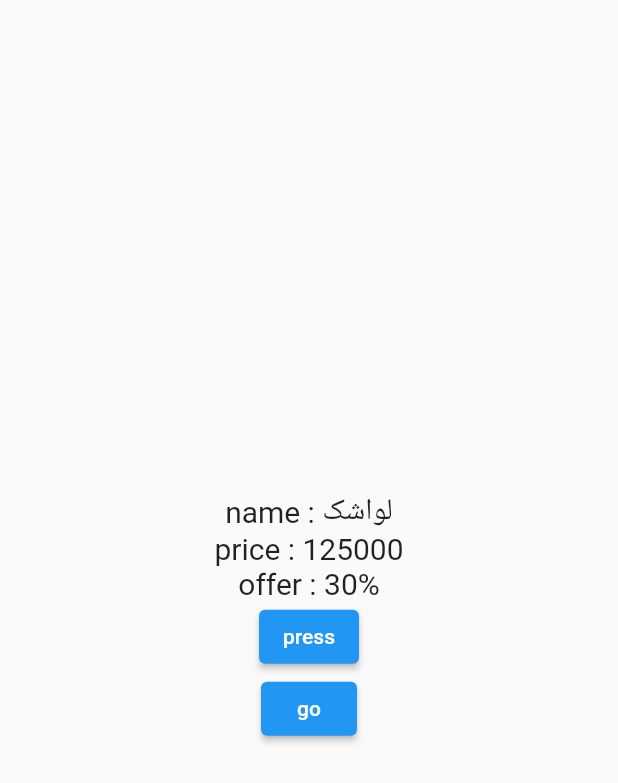
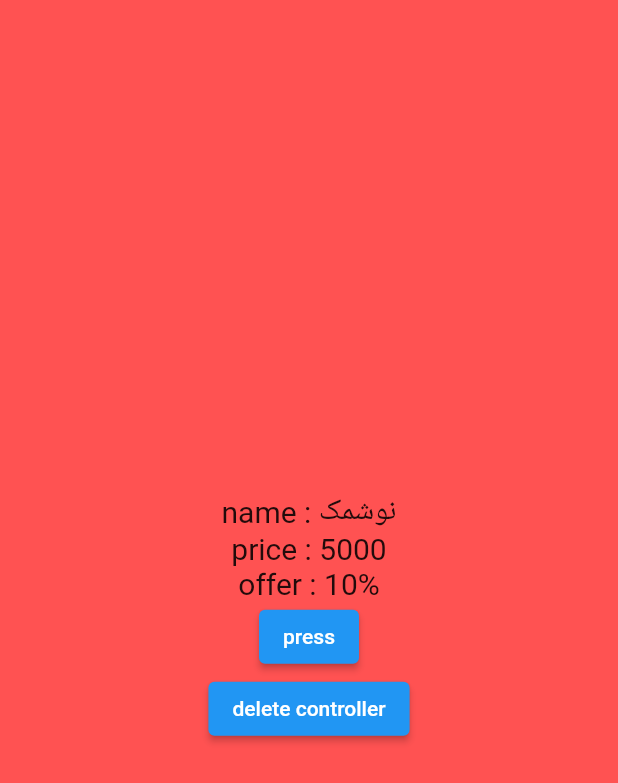
Before and after one commit to mohammad-pourbafrani/flutter_getx_sample, a Flutter app: the screen it shows after launch, after a tap on "press", on a phone screen of 412 x 824 dp. Shown: the top 783 px of the screen. Run offline on Flutter 3.47's test engine with Material 2 defaults, Android fonts, the phone set to English and light mode, and no system bars; our stand-ins replace get.

Commit message:
add getbuilder screen and controller

```diff
--- /dev/null
+++ b/lib/controller/product_getbuilder_controller.dart
@@ -0,0 +1,34 @@
+import 'package:get/get.dart';
+import '../model/product_model.dart';
+
+class ProductGetBuilderController extends GetxController {
+  ProductModel productModel =
+      ProductModel(name: "پفک", price: "100000", off: "50%");
+
+  setNewProduct() {
+    productModel = ProductModel(name: "نوشمک", price: "5000", off: "10%");
+    update();
+  }
+
+  @override
+  void onInit() {
+    // TODO: implement onInit
+    super.onInit();
+    print("oninit");
+  }
+
+  @override
+  void onReady() {
+    // TODO: implement onReady
+    super.onReady();
+
+    print("onready");
+  }
+
+  @override
+  void onClose() {
+    // TODO: implement onClose
+    super.onClose();
+    print("onclosed");
+  }
+}
--- a/lib/main.dart
+++ b/lib/main.dart
@@ -1,5 +1,6 @@
 import 'package:flutter/material.dart';
 import 'package:flutter_getx_sample/view/main_screen.dart';
+import 'package:flutter_getx_sample/view/product_getbuilder_screen.dart';
 import 'package:get/get.dart';
 
 void main() {
@@ -17,7 +18,7 @@ class MyApp extends StatelessWidget {
       theme: ThemeData(
         primarySwatch: Colors.blue,
       ),
-      home: MainScreen(),
+      home: ProductGetBuilderScreen(),
     );
   }
 }
--- /dev/null
+++ b/lib/view/product_getbuilder_screen.dart
@@ -0,0 +1,61 @@
+import 'package:flutter/material.dart';
+import 'package:flutter_getx_sample/controller/product_controller.dart';
+import 'package:flutter_getx_sample/controller/product_getbuilder_controller.dart';
+import 'package:get/get.dart';
+
+class ProductGetBuilderScreen extends StatelessWidget {
+  ProductGetBuilderScreen({Key? key}) : super(key: key);
+
+  // var counter = 0.obs;
+  // RxInt counter = 0.obs;
+  // var counter = Rx(0);
+  // var countre = Rx<int>(0);
+
+  //Obx
+  //GetX
+  //GetBuilder
+
+  @override
+  Widget build(BuildContext context) {
+    return Scaffold(
+      backgroundColor: Colors.redAccent,
+      body: Center(
+        child: Column(
+          mainAxisAlignment: MainAxisAlignment.center,
+          children: [
+            GetBuilder(
+                init: ProductGetBuilderController(),
+                builder: (ProductGetBuilderController productController) {
+                  return Column(
+                    children: [
+                      Text(
+                        "name : ${productController.productModel.name}",
+                        style: const TextStyle(fontSize: 20),
+                      ),
+                      Text(
+                        "price : ${productController.productModel.price}",
+                        style: const TextStyle(fontSize: 20),
+                      ),
+                      Text(
+                        "offer : ${productController.productModel.off}",
+                        style: const TextStyle(fontSize: 20),
+                      ),
+                    ],
+                  );
+                }),
+            ElevatedButton(
+                onPressed: () {
+                  Get.find<ProductGetBuilderController>().setNewProduct();
+                },
+                child: const Text("press")),
+            ElevatedButton(
+                onPressed: () {
+                  Get.delete<ProductGetBuilderController>();
+                },
+                child: const Text("delete controller"))
+          ],
+        ),
+      ),
+    );
+  }
+}
```
